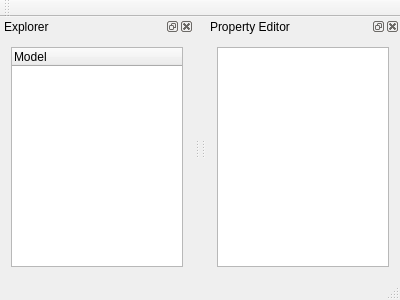
Qt form examples/uml/editor/mainwindow.ui (qt/qtmodeling) before a commit.
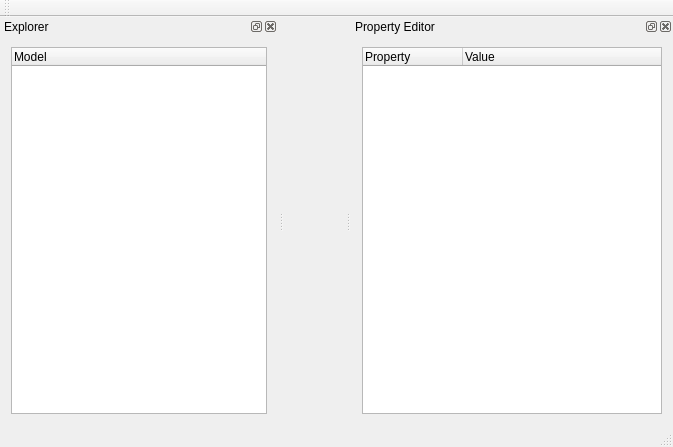
The same form after that commit.

Commit message: Add grouping of properties in Qt UML editor example

Patch:
```diff
--- a/examples/uml/editor/mainwindow.ui
+++ b/examples/uml/editor/mainwindow.ui
@@ -6,8 +6,8 @@
    <rect>
     <x>0</x>
     <y>0</y>
-    <width>400</width>
-    <height>300</height>
+    <width>673</width>
+    <height>447</height>
    </rect>
   </property>
   <property name="windowTitle">
@@ -64,7 +64,27 @@
    <widget class="QWidget" name="dockWidgetContents_2">
     <layout class="QGridLayout" name="gridLayout_2">
      <item row="0" column="0">
-      <widget class="QTableWidget" name="propertyEditor"/>
+      <widget class="QTreeWidget" name="propertyEditor">
+       <property name="minimumSize">
+        <size>
+         <width>300</width>
+         <height>0</height>
+        </size>
+       </property>
+       <property name="styleSheet">
+        <string notr="true"/>
+       </property>
+       <column>
+        <property name="text">
+         <string notr="true">Property</string>
+        </property>
+       </column>
+       <column>
+        <property name="text">
+         <string>Value</string>
+        </property>
+       </column>
+      </widget>
      </item>
     </layout>
    </widget>
```
Left out of the diff: 2 changed lines with no effect on the pictures. The commit also changes 2 other files.
